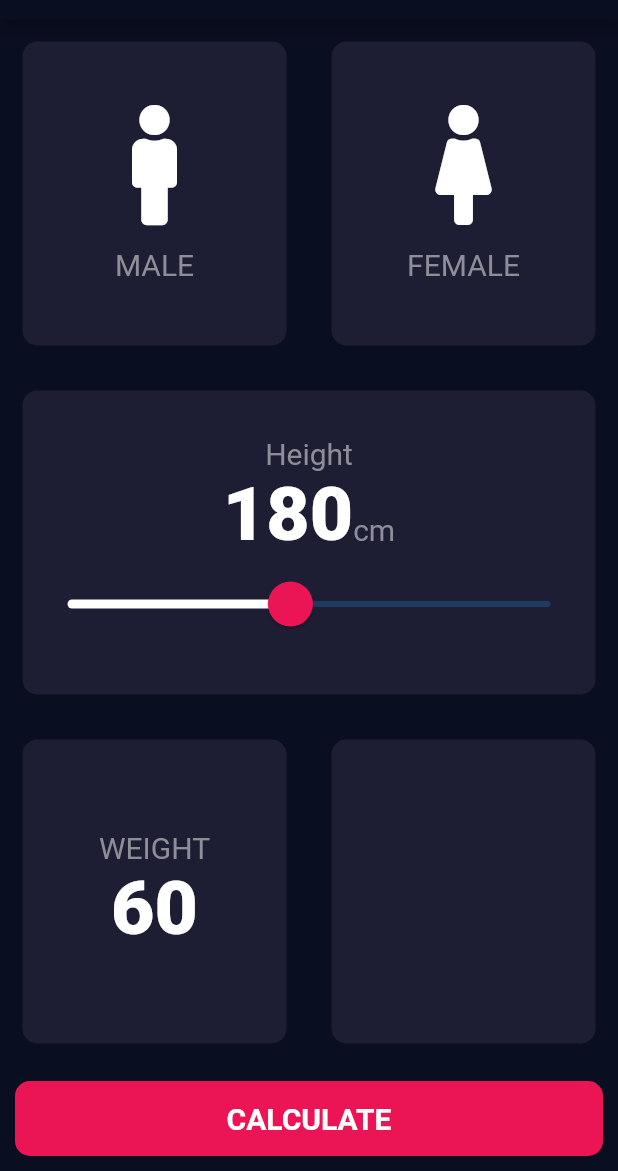
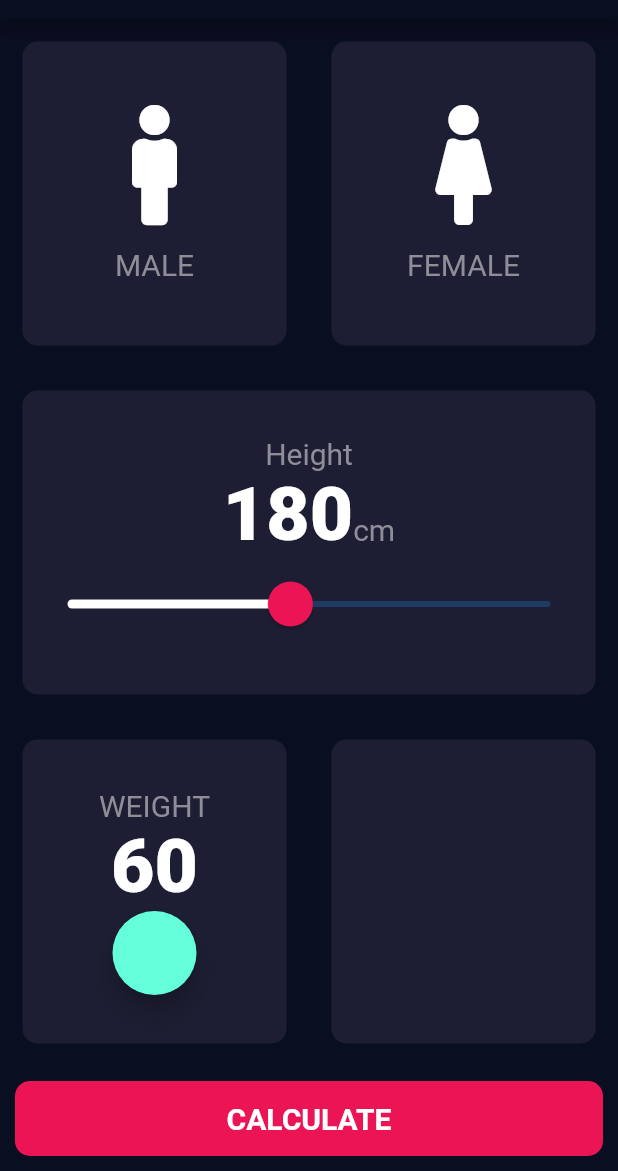
Before and after one commit to Mr-Perfectuz/BMI_Calculator, a Flutter app: the screen it shows after launch, on a phone screen of 412 x 824 dp, the part 65-1236 px from its top. Run offline on Flutter 3.47's test engine with Material 2 defaults, Android fonts, the phone set to English and light mode, and no system bars; our stand-ins replace font_awesome_flutter.

Commit message:
Age and Weight  Page has been updated

```diff
--- a/lib/input_page.dart
+++ b/lib/input_page.dart
@@ -131,6 +131,7 @@ class _InputPageState extends State<InputPage> {
                         weight.toString(),
                         style: KSliderTextStyle,
                       ),
+                      FloatingActionButton(),
                     ],
                   ),
                 ),
```
